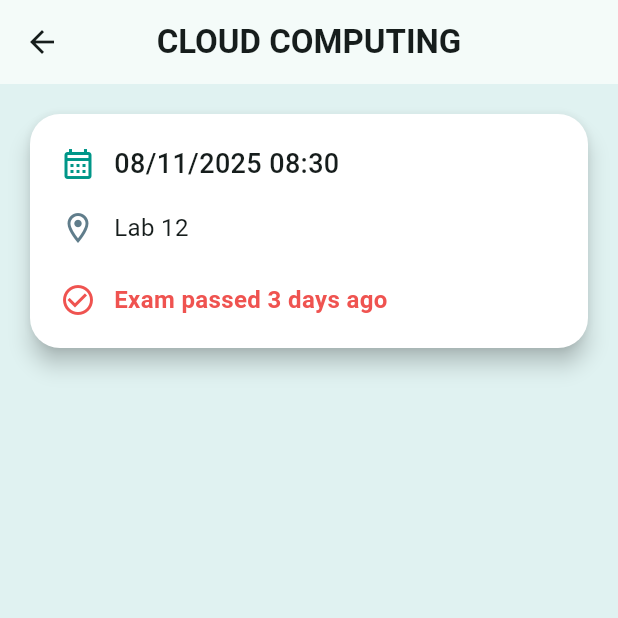
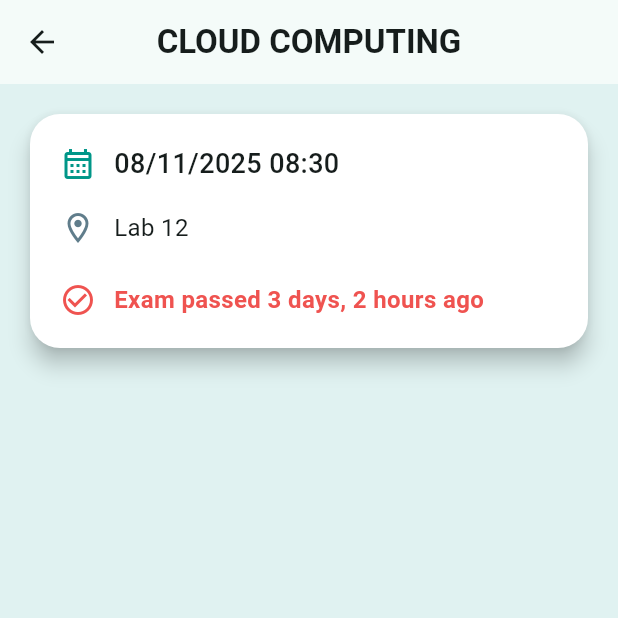
Before and after one commit to angelaangeleska/MIS, a Flutter app: the screen it shows after launch, after a tap on "Cloud computing", on a phone screen of 412 x 824 dp, the top half of it. Run offline on Flutter 3.47's test engine with Material 3 defaults, Android fonts, the phone set to English and light mode, and no system bars.

Commit message:
fix: show remaining time as "X days Y hours"

```diff
--- a/laboratory_exercise_1/lib/screens/details.dart
+++ b/laboratory_exercise_1/lib/screens/details.dart
@@ -15,26 +15,21 @@ class ExamDetails extends StatelessWidget {
     final now = DateTime.now();
     final difference = exam.dateTime.difference(now);
 
+    final int days = difference.inDays;
+    final int hours = difference.inHours.remainder(24);
+
     String remainingTimeText;
     IconData remainingIcon;
     Color remainingColor;
 
     if (difference.isNegative) {
-      remainingTimeText = 'Exam passed ${difference.inDays.abs()} days ago';
+      remainingTimeText = 'Exam passed ${days.abs()} days, ${hours.abs()} hours ago';
       remainingIcon = Icons.check_circle_outline;
       remainingColor = Colors.red.shade400;
-    } else if (difference.inDays > 0) {
-      remainingTimeText = '${difference.inDays} days until exam';
+    } else if (difference.inHours > 0) {
+      remainingTimeText = '$days days, $hours hours until exam';
       remainingIcon = Icons.timer_outlined;
-      remainingColor = Colors.teal;
-    } else if (difference.inHours > 0) {
-      remainingTimeText = '${difference.inHours} hours until exam';
-      remainingIcon = Icons.timer_outlined;
-      remainingColor = Colors.deepOrange;
-    } else if (difference.inMinutes > 0) {
-      remainingTimeText = '${difference.inMinutes} minutes until exam';
-      remainingIcon = Icons.timer_outlined;
-      remainingColor = Colors.purple;
+      remainingColor = days > 0 ? Colors.teal : Colors.deepOrange;
     } else {
       remainingTimeText = 'Exam starts soon!';
       remainingIcon = Icons.notifications_active_outlined;
```
